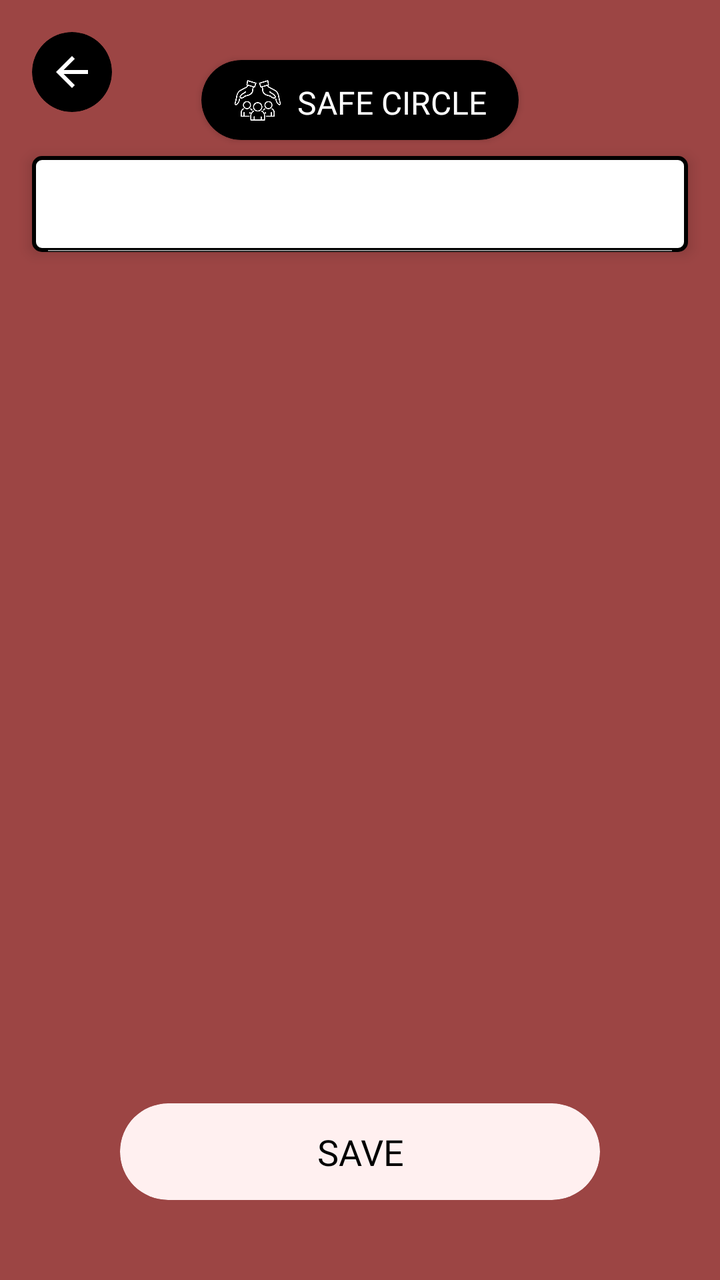
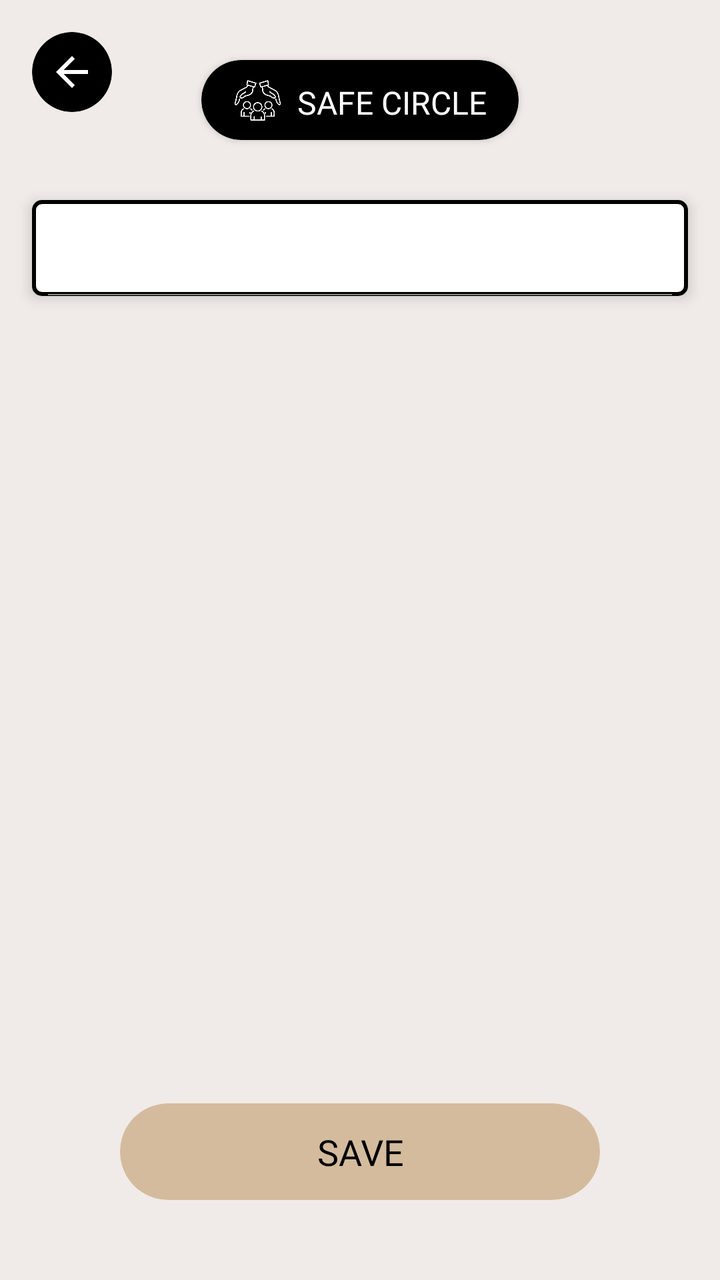

Compare the two renders of this Android layout. The source of the first and the diff that turns it into the second are given below.
<!-- AndroidManifest.xml: application theme Theme.SafeHer -->
<!-- res/layout/fragment_settings_safe_circle.xml -->
<?xml version="1.0" encoding="utf-8"?>
<androidx.constraintlayout.widget.ConstraintLayout xmlns:android="http://schemas.android.com/apk/res/android"
    xmlns:app="http://schemas.android.com/apk/res-auto"
    xmlns:tools="http://schemas.android.com/tools"
    android:layout_width="match_parent"
    android:layout_height="match_parent"
    android:background="@color/red_background">

    
    <androidx.cardview.widget.CardView
        android:id="@+id/backButtonCard"
        android:layout_width="40dp"
        android:layout_height="40dp"
        android:layout_marginStart="16dp"
        android:layout_marginTop="16dp"
        app:cardBackgroundColor="#000000"
        app:cardCornerRadius="20dp"
        app:cardElevation="0dp"
        app:layout_constraintStart_toStartOf="parent"
        app:layout_constraintTop_toTopOf="parent">

        <ImageView
            android:id="@+id/backButton"
            android:layout_width="24dp"
            android:layout_height="24dp"
            android:layout_gravity="center"
            android:contentDescription="Back"
            android:src="@drawable/ic_back"
            app:tint="#FFFFFF" />
    </androidx.cardview.widget.CardView>

    
    <androidx.cardview.widget.CardView
        android:id="@+id/settingsTitleCard"
        android:layout_width="wrap_content"
        android:layout_height="wrap_content"
        android:layout_marginTop="30dp"
        app:cardBackgroundColor="#000000"
        app:cardCornerRadius="20dp"
        app:layout_constraintEnd_toEndOf="parent"
        app:layout_constraintStart_toStartOf="parent"
        app:layout_constraintTop_toTopOf="parent">

        <androidx.constraintlayout.widget.ConstraintLayout
            android:layout_width="wrap_content"
            android:layout_height="wrap_content"
            android:paddingHorizontal="16dp"
            android:paddingVertical="8dp">

            <ImageView
                android:id="@+id/safecircleIcon"
                android:layout_width="24dp"
                android:layout_height="24dp"
                android:layout_marginEnd="8dp"
                android:src="@drawable/safe_circle"
                app:layout_constraintBottom_toBottomOf="parent"
                app:layout_constraintStart_toStartOf="parent"
                app:layout_constraintTop_toTopOf="parent"
                app:tint="#FFFFFF" />

            <TextView
                android:layout_width="wrap_content"
                android:layout_height="wrap_content"
                android:layout_marginStart="8dp"
                android:fontFamily="@font/poppins_medium"
                android:text="SAFE CIRCLE"
                android:textColor="#FFFFFF"
                android:textSize="16sp"
                app:layout_constraintBottom_toBottomOf="parent"
                app:layout_constraintEnd_toEndOf="parent"
                app:layout_constraintHorizontal_bias="0.0"
                app:layout_constraintStart_toEndOf="@id/safecircleIcon"
                app:layout_constraintTop_toTopOf="parent"
                app:layout_constraintVertical_bias="1.0" />
        </androidx.constraintlayout.widget.ConstraintLayout>
    </androidx.cardview.widget.CardView>

    <androidx.recyclerview.widget.RecyclerView
        android:id="@+id/recyclerViewContacts"
        android:layout_width="match_parent"
        android:layout_height="0dp"
        android:layout_marginTop="4dp"
        app:layout_constraintEnd_toEndOf="parent"
        app:layout_constraintTop_toBottomOf="@+id/pair_SearchView" />

    <androidx.cardview.widget.CardView
        android:id="@+id/finishButton"
        android:layout_width="0dp"
        android:layout_height="wrap_content"
        android:layout_marginHorizontal="60dp"
        android:layout_marginBottom="40dp"
        app:cardBackgroundColor="#FFF0F0"
        app:cardCornerRadius="24dp"
        app:cardElevation="0dp"
        app:layout_constraintBottom_toBottomOf="parent"
        app:layout_constraintEnd_toEndOf="parent"
        app:layout_constraintStart_toStartOf="parent">

        <LinearLayout
            android:layout_width="match_parent"
            android:layout_height="wrap_content"
            android:gravity="center"
            android:orientation="horizontal"
            android:padding="12dp"
            tools:ignore="UseCompoundDrawables">

            <TextView
                android:layout_width="0dp"
                android:layout_height="wrap_content"
                android:layout_weight="1"
                android:fontFamily="@font/poppins_semibold"
                android:gravity="center"
                android:text="SAVE"
                android:textColor="#000000"
                android:textSize="18sp" />
        </LinearLayout>
    </androidx.cardview.widget.CardView>

    <androidx.appcompat.widget.SearchView
        android:id="@+id/pair_SearchView"
        android:layout_width="0dp"
        android:layout_height="wrap_content"
        android:layout_marginStart="16dp"
        android:layout_marginTop="8dp"
        android:layout_marginEnd="16dp"
        android:background="@drawable/searchview_border"
        android:elevation="4dp"
        android:iconifiedByDefault="false"
        android:textAlignment="textStart"
        android:textColor="@android:color/black"
        android:textColorHint="@android:color/black"
        app:closeIconEnabled="false"
        app:iconifiedByDefault="false"
        app:layout_constraintEnd_toEndOf="parent"
        app:layout_constraintStart_toStartOf="parent"
        app:layout_constraintTop_toBottomOf="@id/settingsTitleCard"
        app:queryHint="Search Contacts" />

</androidx.constraintlayout.widget.ConstraintLayout>
<!-- resources referenced by this layout -->
<resources>
  <color name="red_background">#9c4544</color>
  <!-- drawable ic_back (drawable) -->
  <?xml version="1.0" encoding="utf-8"?>
  <vector xmlns:android="http://schemas.android.com/apk/res/android"
      android:width="24dp"
      android:height="24dp"
      android:viewportWidth="24"
      android:viewportHeight="24">
      <path
          android:fillColor="#000000"
          android:pathData="M20,11H7.83l5.59,-5.59L12,4l-8,8 8,8 1.41,-1.41L7.83,13H20v-2z"/>
  </vector>
  <!-- drawable safe_circle: png bitmap (drawable, 47160 bytes) -->
  <!-- drawable searchview_border (drawable) -->
  <shape xmlns:android="http://schemas.android.com/apk/res/android">
      <solid android:color="@android:color/white"/> 
      <stroke android:color="@android:color/black" android:width="2dp"/> 
      <corners android:radius="4dp"/> 
  </shape>
  <style name="Theme.SafeHer" parent="Base.Theme.SafeHer" />
  <style name="Base.Theme.SafeHer" parent="Theme.MaterialComponents.NoActionBar">
          
          
      </style>
</resources>

<!-- the commit's change to res/layout/fragment_settings_safe_circle.xml (unified diff, before → after) -->
@@ -4,7 +4,7 @@
     xmlns:tools="http://schemas.android.com/tools"
     android:layout_width="match_parent"
     android:layout_height="match_parent"
-    android:background="@color/red_background">
+    android:background="@color/cream_background">
 
     
     <androidx.cardview.widget.CardView
@@ -89,7 +89,7 @@
         android:layout_height="wrap_content"
         android:layout_marginHorizontal="60dp"
         android:layout_marginBottom="40dp"
-        app:cardBackgroundColor="#FFF0F0"
+        app:cardBackgroundColor="@color/button_gold"
         app:cardCornerRadius="24dp"
         app:cardElevation="0dp"
         app:layout_constraintBottom_toBottomOf="parent"
@@ -121,7 +121,7 @@
         android:layout_width="0dp"
         android:layout_height="wrap_content"
         android:layout_marginStart="16dp"
-        android:layout_marginTop="8dp"
+        android:layout_marginTop="30dp"
         android:layout_marginEnd="16dp"
         android:background="@drawable/searchview_border"
         android:elevation="4dp"
<!-- resource entries referenced after the edit -->
@@ -1,6 +1,7 @@
 <!-- resources referenced by this layout -->
 <resources>
-  <color name="red_background">#9c4544</color>
+  <color name="button_gold">#d4bb9e</color>
+  <color name="cream_background">#f0ebe8</color>
   <!-- drawable ic_back (drawable) -->
   <?xml version="1.0" encoding="utf-8"?>
   <vector xmlns:android="http://schemas.android.com/apk/res/android"
